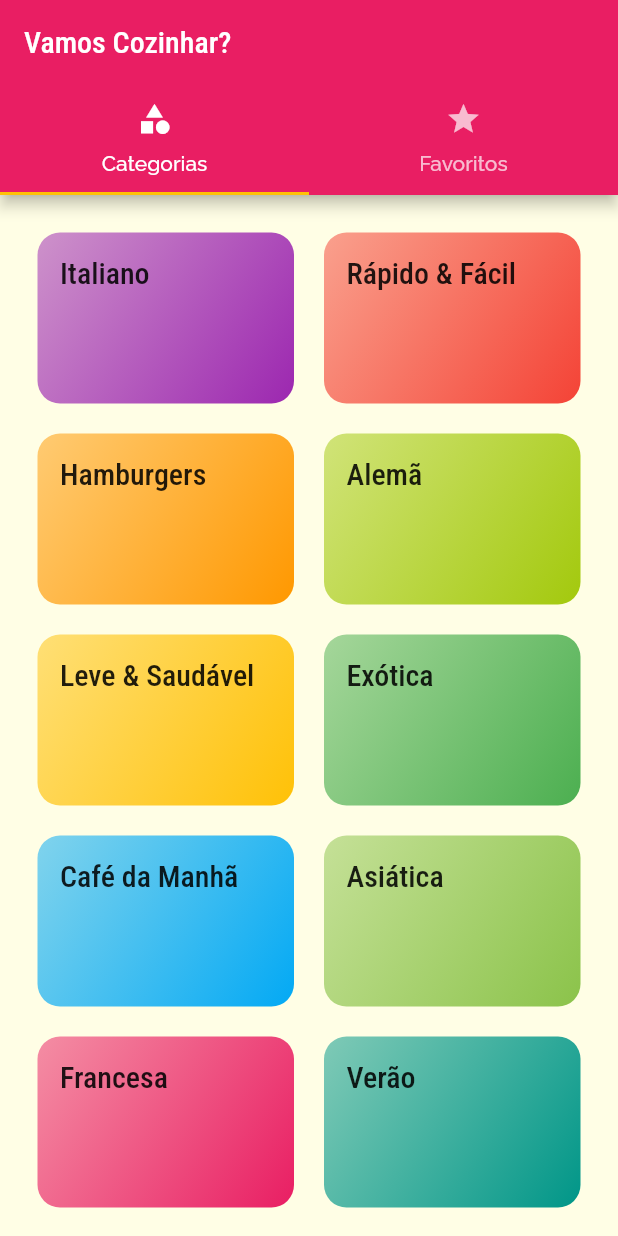
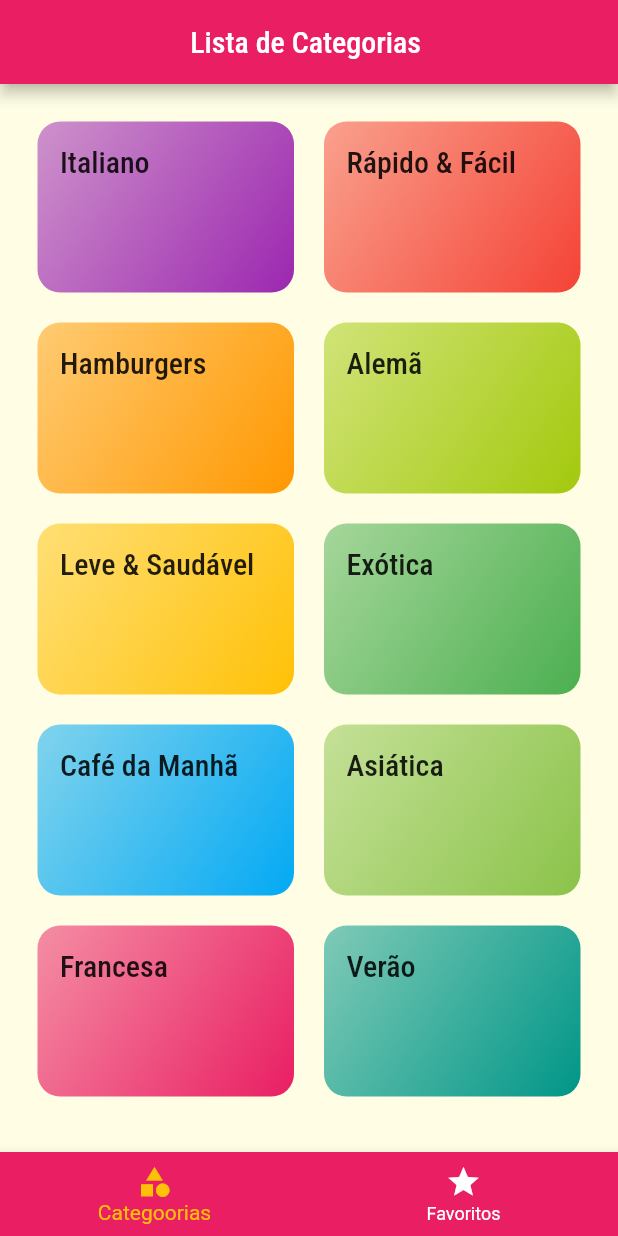
Before and after one commit to absjuniordev/meals, a Flutter app: the screen it shows after launch, on a phone screen of 412 x 824 dp. Run offline on Flutter 3.47's test engine with Material 2 defaults, Android fonts, the phone set to English and light mode, and no system bars.

```diff
--- a/lib/screens/favorite_screen.dart
+++ b/lib/screens/favorite_screen.dart
@@ -5,7 +5,7 @@ class FavoriteScreen extends StatelessWidget {
 
   @override
   Widget build(BuildContext context) {
-    return Center(
+    return const Center(
       child: Text(
         "Minhas Refeições Favoritas",
       ),
--- a/lib/screens/meals_detail_screen.dart
+++ b/lib/screens/meals_detail_screen.dart
@@ -69,6 +69,7 @@ class MealDeatailScreen extends StatelessWidget {
             _createSectionTitle(context, 'Passos'),
             _createSectionContainer(
               ListView.builder(
+                itemCount: meal.steps.length,
                 itemBuilder: (ctx, index) {
                   return Column(
                     children: [
--- a/lib/screens/tabs_screen.dart
+++ b/lib/screens/tabs_screen.dart
@@ -4,33 +4,53 @@ import 'package:meals/screens/favorite_screen.dart';
 
 import 'categorias_meals_screen.dart';
 
-class TabsScreen extends StatelessWidget {
+class TabsScreen extends StatefulWidget {
   const TabsScreen({super.key});
 
   @override
+  State<TabsScreen> createState() => _TabsScreenState();
+}
+
+class _TabsScreenState extends State<TabsScreen> {
+  int _selectedScreenIndex = 0;
+
+  final List<Map<String, Object>> _screens = [
+    {'title': 'Lista de Categorias ', 'screen': const CategoriesScreen()},
+    {'title': 'Meus Favoritos', 'screen': const FavoriteScreen()}
+  ];
+
+  _selecteScreen(int index) {
+    setState(() {
+      _selectedScreenIndex = index;
+    });
+  }
+
+  @override
   Widget build(BuildContext context) {
-    return DefaultTabController(
-      length: 2,
-      child: Scaffold(
-        appBar: AppBar(
-          title: const Text('Vamos Cozinhar?'),
-          bottom: const TabBar(
-            tabs: [
-              Tab(
-                icon: Icon(Icons.category),
-                text: 'Categorias',
-              ),
-              Tab(
-                icon: Icon(Icons.star),
-                text: 'Favoritos',
-              ),
-            ],
+    return Scaffold(
+      appBar: AppBar(
+        centerTitle: true,
+        title: Text(
+          _screens[_selectedScreenIndex]['title'] as String,
+        ),
+      ),
+      body: _screens[_selectedScreenIndex]['screen'] as Widget,
+      bottomNavigationBar: BottomNavigationBar(
+        onTap: _selecteScreen,
+        backgroundColor: Theme.of(context).colorScheme.primary,
+        unselectedItemColor: Colors.white,
+        selectedItemColor: Theme.of(context).colorScheme.secondary,
+        currentIndex: _selectedScreenIndex,
+        items: const [
+          BottomNavigationBarItem(
+            icon: Icon(Icons.category),
+            label: "Categoorias",
           ),
-        ),
-        body: const TabBarView(children: [
-          CategoriesScreen(),
-          FavoriteScreen(),
-        ]),
+          BottomNavigationBarItem(
+            icon: Icon(Icons.star),
+            label: "Favoritos",
+          ),
+        ],
       ),
     );
   }
```
